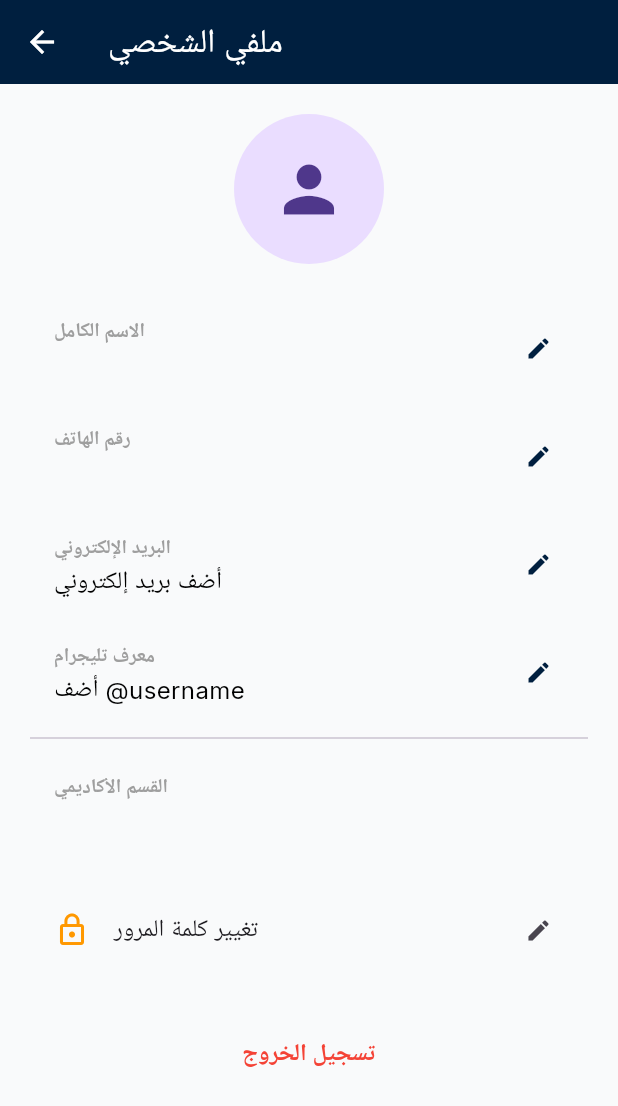
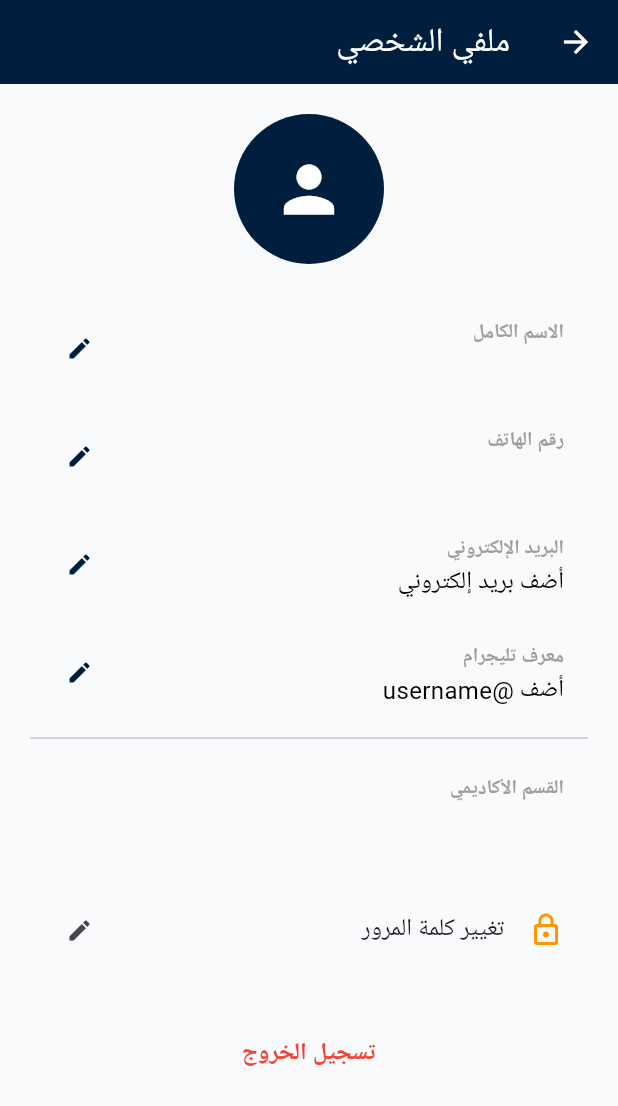
Before and after one commit to gbg0415-afk/my_first_project, a Flutter app: the MainScreen screen opened directly, after a tap on the "person" icon, on a phone screen of 412 x 824 dp. Shown: the top 1106 px of the screen. Run offline on Flutter 3.47's test engine with Material 3 defaults, Android fonts, the phone set to English and light mode, and no system bars; our stand-ins replace cloud_firestore, device_info_plus, firebase_auth, firebase_core, google_fonts; missing offline and left inert: screen_protector; accounts and stored records are empty; Roboto replaces fonts that are missing (Cairo).

Commit message:
Update main.dart

```diff
--- a/lib/main.dart
+++ b/lib/main.dart
@@ -18,9 +18,11 @@ class User {
   String phone;
   final String password;
   final String departmentId;
+  String departmentName;
   String? deviceId;
   String? email;
   String? telegram;
+  List<String> allowedCourseIds;
 
   User({
     required this.id,
@@ -28,9 +30,11 @@ class User {
     required this.phone,
     required this.password,
     required this.departmentId,
+    required this.departmentName,
     this.deviceId,
     this.email,
     this.telegram,
+    required this.allowedCourseIds,
   });
 }
 
@@ -41,10 +45,12 @@ class User {
 class AuthProvider with ChangeNotifier {
   User? _user;
   bool _isLoading = false;
+  bool _isInitializing = true; // لمنع وميض شاشة الدخول
   String? _error;
 
   User? get user => _user;
   bool get isLoading => _isLoading;
+  bool get isInitializing => _isInitializing;
   String? get error => _error;
 
   AuthProvider() {
@@ -63,13 +69,9 @@ class AuthProvider with ChangeNotifier {
       if (userDoc.exists) {
         final data = userDoc.data()!;
 
-        // جلب اسم القسم الحقيقي من مجموعة departments
         String deptName = "غير محدد";
         try {
-          final deptDoc = await FirebaseFirestore.instance
-              .collection('departments')
-              .doc(data['departmentId'])
-              .get();
+          final deptDoc = await FirebaseFirestore.instance.collection('departments').doc(data['departmentId']).get();
           if (deptDoc.exists) {
             deptName = deptDoc.data()?['name'] ?? "قسم غير معروف";
           }
@@ -82,14 +84,20 @@ class AuthProvider with ChangeNotifier {
           name: data['name'] ?? "طالب الأكاديمية",
           phone: data['phone'] ?? "",
           password: "",
-          departmentId: deptName, // هنا سيظهر الاسم (تخدير/تمريض) بدلاً من الرمز
+          departmentId: data['departmentId'] ?? "",
+          departmentName: deptName,
           deviceId: data['deviceId'] ?? "",
           email: data['email'] ?? "",
           telegram: data['telegram'] ?? "",
+          allowedCourseIds: List<String>.from(data['allowedCourseIds'] ?? []),
         );
       }
-      notifyListeners();
+    } else {
+      _user = null;
     }
+
+    _isInitializing = false;
+    notifyListeners();
   }
 
   Future<String> _getDeviceId() async {
@@ -124,13 +132,18 @@ class AuthProvider with ChangeNotifier {
           _isLoading = false;
           notifyListeners();
           return false;
+        } else if (savedDeviceId == "") {
+          // تسجيل الجهاز الجديد إذا كان الحساب مفكوك القفل
+          await FirebaseFirestore.instance.collection('users').doc(userCredential.user!.uid).update({
+            'deviceId': currentDeviceId
+          });
         }
       }
 
       await _checkLoginStatus();
       _isLoading = false;
       return true;
-    } on FirebaseAuthException catch (e) {
+    } catch (e) {
       _error = "خطأ في تسجيل الدخول: تأكد من البيانات";
       _isLoading = false;
       notifyListeners();
@@ -153,17 +166,18 @@ class AuthProvider with ChangeNotifier {
         'uid': userCredential.user!.uid,
         'name': name,
         'phone': phone,
-        'departmentId': deptId, // نحفظ الرمز هنا لربط العلاقات
+        'departmentId': deptId,
         'deviceId': currentDeviceId,
         'email': "",
         'telegram': "",
+        'allowedCourseIds': [],
         'createdAt': FieldValue.serverTimestamp(),
       });
 
       await _checkLoginStatus();
       _isLoading = false;
       return true;
-    } on FirebaseAuthException catch (e) {
+    } catch (e) {
       _error = "فشل التسجيل، قد يكون الرقم مستخدماً";
       _isLoading = false;
       notifyListeners();
@@ -215,11 +229,20 @@ class SMAcademyApp extends StatelessWidget {
       theme: ThemeData(
         primaryColor: const Color(0xFF001F3F),
         scaffoldBackgroundColor: const Color(0xFFF9FAFB),
-        textTheme: GoogleFonts.interTextTheme(),
+        textTheme: GoogleFonts.cairoTextTheme(), // استخدام خط عربي جميل
         appBarTheme: const AppBarTheme(backgroundColor: Color(0xFF001F3F), foregroundColor: Colors.white),
       ),
+      builder: (context, child) {
+        return Directionality(textDirection: TextDirection.rtl, child: child!);
+      },
       home: Consumer<AuthProvider>(
         builder: (context, auth, _) {
+          if (auth.isInitializing) {
+            return const Scaffold(
+              backgroundColor: Color(0xFF001F3F),
+              body: Center(child: CircularProgressIndicator(color: Colors.white)),
+            );
+          }
           return auth.user != null ? const MainScreen() : const LoginScreen();
         },
       ),
@@ -227,6 +250,111 @@ class SMAcademyApp extends StatelessWidget {
   }
 }
 
+// ==========================================
+// MAIN SCREEN (الكورسات)
+// ==========================================
+class MainScreen extends StatelessWidget {
+  const MainScreen({super.key});
+
+  @override
+  Widget build(BuildContext context) {
+    final user = Provider.of<AuthProvider>(context).user!;
+
+    return Scaffold(
+      appBar: AppBar(
+        title: const Text("SM Academy", style: TextStyle(fontWeight: FontWeight.bold)),
+        actions: [
+          IconButton(
+            icon: const Icon(Icons.refresh),
+            onPressed: () => Provider.of<AuthProvider>(context, listen: false).refreshUserData(),
+          ),
+          GestureDetector(
+            onTap: () => Navigator.push(context, MaterialPageRoute(builder: (_) => const ProfileScreen())),
+            child: const Padding(
+              padding: EdgeInsets.symmetric(horizontal: 16),
+              child: CircleAvatar(
+                radius: 16,
+                backgroundColor: Colors.white24,
+                child: Icon(Icons.person, color: Colors.white, size: 20),
+              ),
+            ),
+          ),
+        ],
+      ),
+      body: Column(
+        crossAxisAlignment: CrossAxisAlignment.start,
+        children: [
+          Padding(
+            padding: const EdgeInsets.all(20.0),
+            child: Text("مرحباً بك، ${user.name}", style: const TextStyle(fontSize: 22, fontWeight: FontWeight.bold, color: Color(0xFF001F3F))),
+          ),
+          const Padding(
+            padding: EdgeInsets.symmetric(horizontal: 20.0),
+            child: Text("كورساتي المتاحة:", style: TextStyle(fontSize: 18, fontWeight: FontWeight.bold)),
+          ),
+          const SizedBox(height: 10),
+          Expanded(
+            child: FutureBuilder<QuerySnapshot>(
+              future: FirebaseFirestore.instance
+                  .collection('courses')
+                  .where('departmentId', isEqualTo: user.departmentId)
+                  .get(),
+              builder: (context, snapshot) {
+                if (snapshot.connectionState == ConnectionState.waiting) {
+                  return const Center(child: CircularProgressIndicator());
+                }
+                if (!snapshot.hasData || snapshot.data!.docs.isEmpty) {
+                  return const Center(child: Text("لا توجد كورسات متاحة في قسمك حالياً."));
+                }
+
+                // فلترة الكورسات المسموحة للطالب فقط
+                var allCourses = snapshot.data!.docs;
+                var allowedCourses = allCourses.where((c) => user.allowedCourseIds.contains(c.id)).toList();
+
+                if (allowedCourses.isEmpty) {
+                  return const Center(child: Text("لم يتم تفعيل أي كورس لك بعد. يرجى التواصل مع الإدارة."));
+                }
+
+                return ListView.builder(
+                  padding: const EdgeInsets.all(20),
+                  itemCount: allowedCourses.length,
+                  itemBuilder: (context, index) {
+                    var courseData = allowedCourses[index].data() as Map<String, dynamic>;
+                    return Card(
+                      margin: const EdgeInsets.only(bottom: 15),
+                      elevation: 2,
+                      shape: RoundedRectangleBorder(borderRadius: BorderRadius.circular(15)),
+                      child: ListTile(
+                        contentPadding: const EdgeInsets.all(15),
+                        leading: Container(
+                          width: 50,
+                          height: 50,
+                          decoration: BoxDecoration(color: const Color(0xFF001F3F).withOpacity(0.1), borderRadius: BorderRadius.circular(10)),
+                          child: const Icon(Icons.play_lesson, color: Color(0xFF001F3F)),
+                        ),
+                        title: Text(courseData['title'] ?? 'كورس بدون عنوان', style: const TextStyle(fontWeight: FontWeight.bold)),
+                        subtitle: const Text("اضغط للدخول إلى المحاضرات", style: TextStyle(color: Colors.grey, fontSize: 12)),
+                        trailing: const Icon(Icons.arrow_forward_ios, size: 16),
+                        onTap: () {
+                          // سيتم برمجة صفحة المحاضرات لاحقاً
+                          ScaffoldMessenger.of(context).showSnackBar(const SnackBar(content: Text("سيتم فتح المحاضرات قريباً")));
+                        },
+                      ),
+                    );
+                  },
+                );
+              }
+            ),
+          ),
+        ],
+      ),
+    );
+  }
+}
+
+// ==========================================
+// AUTH SCREENS
+// ==========================================
 class LoginScreen extends StatefulWidget {
   const LoginScreen({super.key});
   @override
@@ -254,7 +382,7 @@ class _LoginScreenState extends State<LoginScreen> {
               children: [
                 const Icon(Icons.school, size: 80, color: Color(0xFF001F3F)),
                 const SizedBox(height: 16),
-                Text("SM Academy", textAlign: TextAlign.center, style: GoogleFonts.merriweather(fontSize: 28, fontWeight: FontWeight.bold, color: const Color(0xFF001F3F))),
+                const Text("SM Academy", textAlign: TextAlign.center, style: TextStyle(fontSize: 28, fontWeight: FontWeight.bold, color: Color(0xFF001F3F))),
                 const SizedBox(height: 40),
                 if (auth.error != null) Text(auth.error!, style: const TextStyle(color: Colors.red), textAlign: TextAlign.center),
                 const SizedBox(height: 16),
@@ -303,12 +431,8 @@ class _SignupScreenState extends State<SignupScreen> {
       body: FutureBuilder<QuerySnapshot>(
         future: FirebaseFirestore.instance.collection('departments').get(),
         builder: (context, snapshot) {
-          if (snapshot.connectionState == ConnectionState.waiting) {
-            return const Center(child: CircularProgressIndicator());
-          }
-          if (!snapshot.hasData || snapshot.data!.docs.isEmpty) {
-            return const Center(child: Text("لا توجد أقسام متاحة حالياً."));
-          }
+          if (snapshot.connectionState == ConnectionState.waiting) return const Center(child: CircularProgressIndicator());
+          if (!snapshot.hasData || snapshot.data!.docs.isEmpty) return const Center(child: Text("لا توجد أقسام متاحة حالياً."));
 
           var departments = snapshot.data!.docs;
 
@@ -358,49 +482,17 @@ class _SignupScreenState extends State<SignupScreen> {
   }
 }
 
-class MainScreen extends StatelessWidget {
-  const MainScreen({super.key});
-
-  @override
-  Widget build(BuildContext context) {
-    return Scaffold(
-      appBar: AppBar(
-        title: const Text("SM Academy"),
-        centerTitle: false,
-        actions: [
-          GestureDetector(
-            onTap: () => Navigator.push(context, MaterialPageRoute(builder: (_) => const ProfileScreen())),
-            child: const Padding(
-              padding: EdgeInsets.symmetric(horizontal: 16),
-              child: CircleAvatar(
-                radius: 18,
-                backgroundColor: Colors.white24,
-                child: Icon(Icons.person, color: Colors.white, size: 20),
-              ),
-            ),
-          ),
-        ],
-      ),
-      body: const Center(child: Text("سيتم جلب الكورسات من لوحة الويب قريباً", style: TextStyle(fontSize: 18))),
-    );
-  }
-}
-
 class ProfileScreen extends StatefulWidget {
   const ProfileScreen({super.key});
-
   @override
   State<ProfileScreen> createState() => _ProfileScreenState();
 }
 
 class _ProfileScreenState extends State<ProfileScreen> {
-
   Future<void> _updateData(String field, String newValue) async {
     final user = Provider.of<AuthProvider>(context, listen: false).user;
     if (user != null) {
-      await FirebaseFirestore.instance.collection('users').doc(user.id).update({
-        field: newValue,
-      });
+      await FirebaseFirestore.instance.collection('users').doc(user.id).update({field: newValue});
       Provider.of<AuthProvider>(context, listen: false).refreshUserData();
       ScaffoldMessenger.of(context).showSnackBar(const SnackBar(content: Text("تم التحديث بنجاح")));
     }
@@ -468,7 +560,7 @@ class _ProfileScreenState extends State<ProfileScreen> {
       body: ListView(
         padding: const EdgeInsets.all(20),
         children: [
-          const Center(child: CircleAvatar(radius: 50, child: Icon(Icons.person, size: 50))),
+          const Center(child: CircleAvatar(radius: 50, backgroundColor: Color(0xFF001F3F), child: Icon(Icons.person, size: 50, color: Colors.white))),
           const SizedBox(height: 20),
 
           _buildInfoItem("الاسم الكامل", user?.name ?? "", true, () => _showEditDialog("الاسم", "name", user?.name ?? "")),
@@ -477,7 +569,7 @@ class _ProfileScreenState extends State<ProfileScreen> {
           _buildInfoItem("معرف تليجرام", (user?.telegram == null || user!.telegram!.isEmpty) ? "أضف @username" : user.telegram!, true, () => _showEditDialog("تليجرام", "telegram", user?.telegram ?? "")),
 
           const Divider(),
-          _buildInfoItem("القسم الأكاديمي", user?.departmentId ?? "", false, null),
+          _buildInfoItem("القسم الأكاديمي", user?.departmentName ?? "", false, null),
           const SizedBox(height: 20),
 
           ListTile(
```
